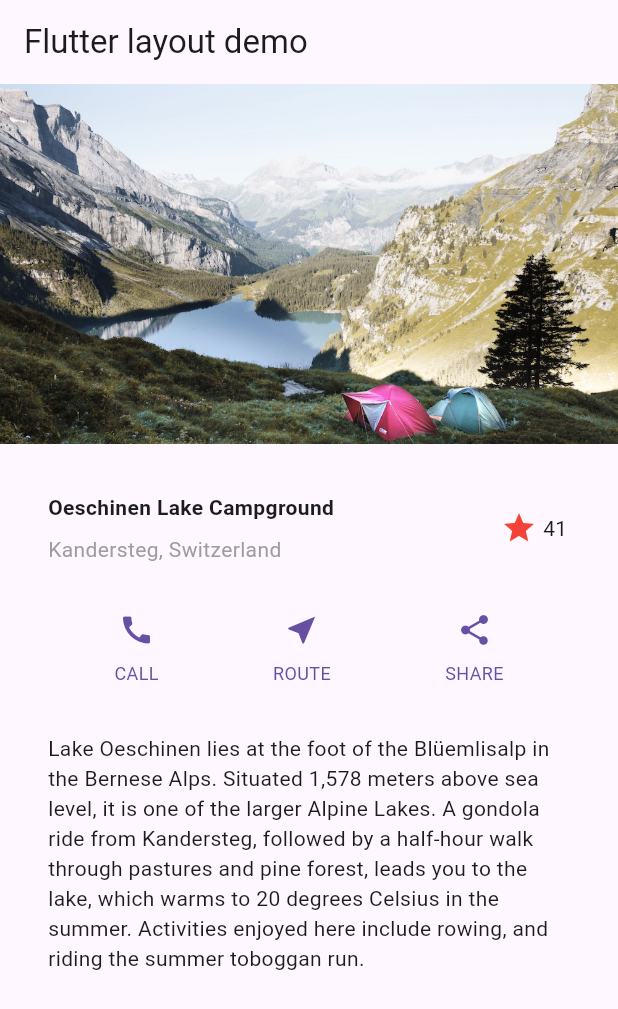
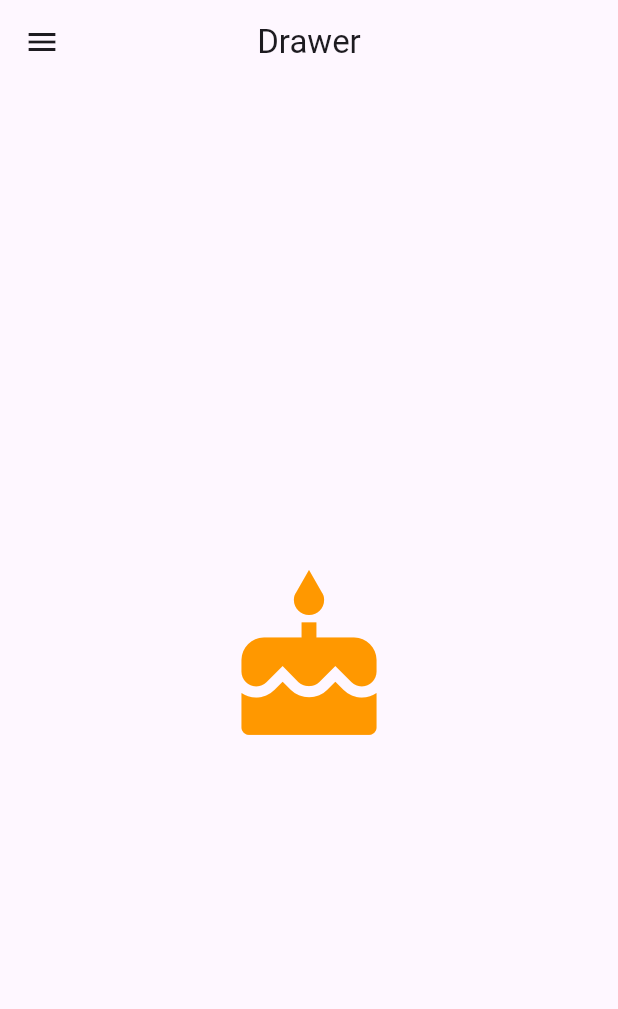
Before and after one commit to chadhorne/job_tracker_app, a Flutter app: the screen it shows after launch, on a phone screen of 412 x 824 dp. Shown: the top 1009 px of the screen. Run offline on Flutter 3.47's test engine with Material 3 defaults, Android fonts, the phone set to English and light mode, and no system bars.

Commit message:
test out drawer menu

```diff
--- a/lib/main.dart
+++ b/lib/main.dart
@@ -1,29 +1,4 @@
 import 'package:flutter/material.dart';
-
-const routeHome = '/';
-const routeSettings = '/settings';
-const routePrefixDeviceSetup = '/setup';
-const routeDeviceSetupStart = '/setup/$routeDeviceSetupStartPage';
-const routeDeviceSetupStartPage = 'find_devices';
-const routeDeviceSetupSelectDevicePage = 'select_device';
-const routeDeviceSetupConnectingPage = 'connecting';
-const routeDeviceSetupFinishedPage = 'finished';
-
-onGenerateRoute: (settings) {
-  late Widget page;
-  if (settings.name == routeHome) {
-    page = const HomeScreen();
-  } else if (settings.name == routeSettings) {
-    page = const SettingsScreen();
-  } else if (settings.name!.startsWith(routePrefixDeviceSetup)) {
-    final subRoute = settings.name!.substring(routePrefixDeviceSetup.lenth);
-    page = SetupFlow(
-      setupPageRoute: subRoute,
-    );
-  } else {
-    throw Exception('Unknown route: ${settings.name}');
-  }
-}
 
 void main() => runApp(const MyApp());
 
@@ -32,158 +7,34 @@ class MyApp extends StatelessWidget {
 
   @override
   Widget build(BuildContext context) {
-    Widget titleSection = Container(
-      padding: const EdgeInsets.all(32),
-      child: Row(
-        children: [
-          Expanded(
-            /*1*/
-            child: Column(
-              crossAxisAlignment: CrossAxisAlignment.start,
-              children: [
-                /*2*/
-                Container(
-                  padding: const EdgeInsets.only(bottom: 8),
-                  child: const Text(
-                    'Oeschinen Lake Campground',
-                    style: TextStyle(
-                      fontWeight: FontWeight.bold,
-                    ),
-                  ),
-                ),
-                Text(
-                  'Kandersteg, Switzerland',
-                  style: TextStyle(
-                    color: Colors.grey[500],
-                  ),
-                ),
-              ],
-            ),
-          ),
-          /*3*/
-          const FavoriteWidget(),
-        ],
+    return MaterialApp(
+      title: 'Flutter demo',
+      theme: ThemeData(
+        primarySwatch: Colors.blue,
       ),
-    );
-
-    Color color = Theme.of(context).primaryColor;
-
-    Widget buttonSection = Row(
-      mainAxisAlignment: MainAxisAlignment.spaceEvenly,
-      children: [
-        _buildButtonColumn(color, Icons.call, 'CALL'),
-        _buildButtonColumn(color, Icons.near_me, 'ROUTE'),
-        _buildButtonColumn(color, Icons.share, 'SHARE'),
-      ],
-    );
-
-    Widget textSection = Container(
-        padding: const EdgeInsets.all(32),
-        child: const Text(
-          'Lake Oeschinen lies at the foot of the Blüemlisalp in the Bernese '
-          'Alps. Situated 1,578 meters above sea level, it is one of the '
-          'larger Alpine Lakes. A gondola ride from Kandersteg, followed by a '
-          'half-hour walk through pastures and pine forest, leads you to the '
-          'lake, which warms to 20 degrees Celsius in the summer. Activities '
-          'enjoyed here include rowing, and riding the summer toboggan run.',
-          softWrap: true,
-        ));
-
-    return MaterialApp(
-      title: 'Flutter layout demo',
-      home: Scaffold(
-        appBar: AppBar(
-          title: const Text('Flutter layout demo'),
-        ),
-        body: ListView(
-          children: [
-            Image.asset(
-              'images/lake.jpg',
-              width: 600,
-              height: 240,
-              fit: BoxFit.cover,
-            ),
-            titleSection,
-            buttonSection,
-            textSection,
-          ],
-        ),
-      ),
-    );
-  }
-
-  Column _buildButtonColumn(Color color, IconData icon, String label) {
-    return Column(
-      mainAxisSize: MainAxisSize.min,
-      mainAxisAlignment: MainAxisAlignment.center,
-      children: [
-        Icon(
-          icon,
-          color: color,
-        ),
-        Container(
-          margin: const EdgeInsets.only(top: 8),
-          child: Text(
-            label,
-            style: TextStyle(
-              fontSize: 12,
-              fontWeight: FontWeight.w400,
-              color: color,
-            ),
-          ),
-        ),
-      ],
+      home: const Birthdays(),
     );
   }
 }
 
-class FavoriteWidget extends StatefulWidget {
-  const FavoriteWidget({super.key});
-
-  @override
-  State<FavoriteWidget> createState() => _FavoriteWidgetState();
-}
-
-class _FavoriteWidgetState extends State<FavoriteWidget> {
-  bool _isFavorited = true;
-  int _favoriteCount = 41;
+class Birthdays extends StatelessWidget {
+  const Birthdays({Key? key}) : super(key: key);
 
   @override
   Widget build(BuildContext context) {
-    return Row(
-      mainAxisSize: MainAxisSize.min,
-      children: [
-        Container(
-          padding: const EdgeInsets.all(0),
-          child: IconButton(
-            padding: const EdgeInsets.all(0),
-            alignment: Alignment.centerRight,
-            icon: (_isFavorited
-                ? const Icon(Icons.star)
-                : const Icon(Icons.star_border)),
-            color: Colors.red[500],
-            onPressed: _toggleFavorite,
-          ),
+    return Scaffold(
+      appBar: AppBar(
+        centerTitle: true,
+        title: const Text('Drawer'),
+      ),
+      body: const Center(
+        child: Icon(
+          Icons.cake,
+          size: 120.0,
+          color: Colors.orange,
         ),
-        SizedBox(
-          width: 18,
-          child: SizedBox(
-            child: Text('$_favoriteCount'),
-          ),
-        ),
-      ],
+      ),
+      drawer: Drawer(),
     );
   }
-
-  void _toggleFavorite() {
-    setState(() {
-      if (_isFavorited) {
-        _favoriteCount -= 1;
-        _isFavorited = false;
-      } else {
-        _favoriteCount += 1;
-        _isFavorited = true;
-      }
-    });
-  }
 }
```
Also changed, not shown: images/row-expanded-2-visual.png (added).
